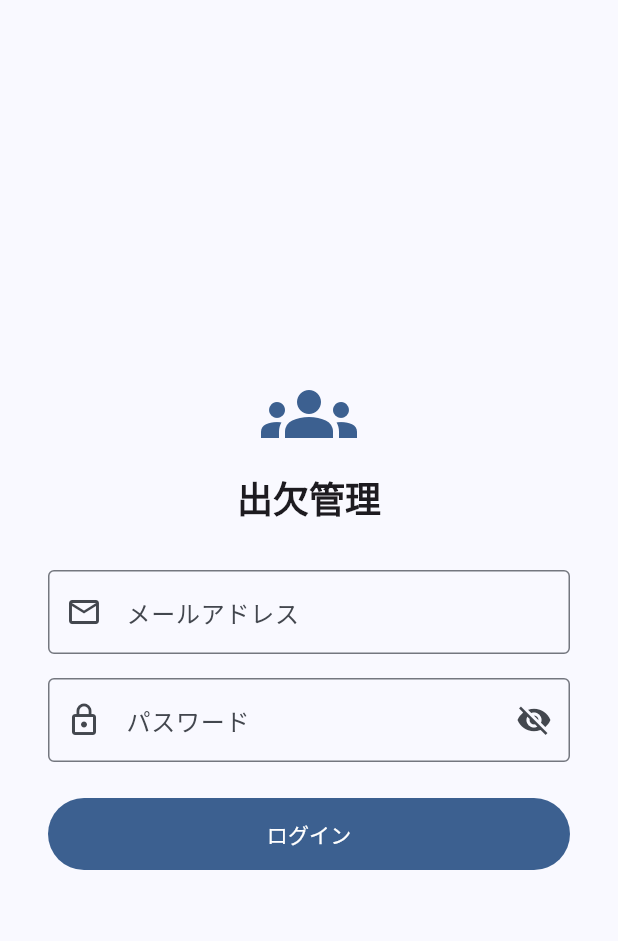
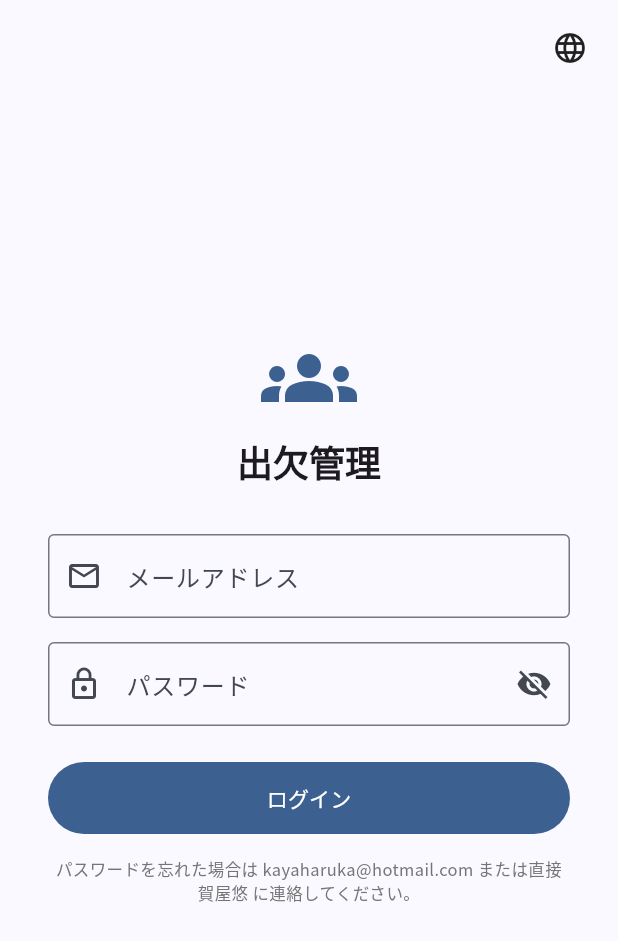
Before and after one commit to Haruka-Kaya/attendance-app, a Flutter app: the screen it shows after launch, on a phone screen of 412 x 824 dp. Shown: the top 941 px of the screen. Run offline on Flutter 3.47's test engine with Material 3 defaults, Android fonts, the phone set to English and light mode, and no system bars; our stand-ins replace dio, flutter_secure_storage, google_fonts, open_filex, package_info_plus, shared_preferences and 1 more; accounts and stored records are empty; network calls fail.

Commit message:
feat: OTA via dio+open_filex, language toggle (ja/en), イベント→活動, v1.1.0

```diff
--- a/lib/main.dart
+++ b/lib/main.dart
@@ -7,6 +7,7 @@ import 'providers/auth_provider.dart';
 import 'providers/event_provider.dart';
 import 'providers/attendance_provider.dart';
 import 'providers/theme_provider.dart';
+import 'providers/language_provider.dart';
 import 'screens/login_screen.dart';
 import 'screens/main_screen.dart';
 import 'screens/change_password_screen.dart';
@@ -27,6 +28,7 @@ class AttendanceApp extends StatelessWidget {
     return MultiProvider(
       providers: [
         ChangeNotifierProvider(create: (_) => ThemeProvider()),
+        ChangeNotifierProvider(create: (_) => LanguageProvider()),
         ChangeNotifierProvider(create: (_) => AuthProvider()..init()),
         ChangeNotifierProvider(create: (_) => EventProvider()),
         ChangeNotifierProvider(create: (_) => AttendanceProvider()),
--- /dev/null
+++ b/lib/providers/language_provider.dart
@@ -0,0 +1,37 @@
+import 'package:flutter/material.dart';
+import 'package:provider/provider.dart';
+import 'package:shared_preferences/shared_preferences.dart';
+import '../services/i18n.dart';
+
+/// 現在の言語を保持し、t(key) で翻訳文字列を返す。
+class LanguageProvider extends ChangeNotifier {
+  String _lang = 'ja';
+  String get lang => _lang;
+
+  LanguageProvider() {
+    _load();
+  }
+
+  Future<void> _load() async {
+    final prefs = await SharedPreferences.getInstance();
+    _lang = prefs.getString('lang') ?? 'ja';
+    notifyListeners();
+  }
+
+  Future<void> setLang(String lang) async {
+    if (lang != 'ja' && lang != 'en') return;
+    _lang = lang;
+    notifyListeners();
+    final prefs = await SharedPreferences.getInstance();
+    await prefs.setString('lang', lang);
+  }
+
+  /// 翻訳を取得。キーが存在しない場合はキー文字列をそのまま返す（フォールバック）。
+  String t(String key) =>
+      kTranslations[_lang]?[key] ?? kTranslations['ja']?[key] ?? key;
+}
+
+/// `context.t('key')` で短く呼べる拡張。watch 自動。
+extension LangContext on BuildContext {
+  String t(String key) => watch<LanguageProvider>().t(key);
+}
--- a/lib/screens/admin/attendance_admin_screen.dart
+++ b/lib/screens/admin/attendance_admin_screen.dart
@@ -152,7 +152,7 @@ class _AttendanceAdminScreenState extends State<AttendanceAdminScreen>
             child: _loading
                 ? const Center(child: CircularProgressIndicator())
                 : events.isEmpty
-                    ? const Center(child: Text('この日のイベントはありません'))
+                    ? const Center(child: Text('この日の活動はありません'))
                     : users.isEmpty
                         ? const Center(child: Text('ユーザーがいません'))
                         : _buildTable(users, events),
--- a/lib/screens/admin/events_admin_screen.dart
+++ b/lib/screens/admin/events_admin_screen.dart
@@ -37,7 +37,7 @@ class _EventsAdminScreenState extends State<EventsAdminScreen>
           : RefreshIndicator(
               onRefresh: () => prov.loadAll(),
               child: prov.all.isEmpty
-                  ? const Center(child: Text('イベントがありません'))
+                  ? const Center(child: Text('活動がありません'))
                   : ListView.builder(
                       padding: const EdgeInsets.only(bottom: 80),
                       itemCount: prov.all.length,
@@ -196,7 +196,7 @@ class _EventFormState extends State<_EventForm> {
           mainAxisSize: MainAxisSize.min,
           crossAxisAlignment: CrossAxisAlignment.stretch,
           children: [
-            Text(widget.event == null ? 'イベント追加' : 'イベント編集',
+            Text(widget.event == null ? '活動追加' : '活動編集',
                 style: const TextStyle(
                     fontWeight: FontWeight.bold, fontSize: 16)),
             const SizedBox(height: 12),
--- a/lib/screens/admin/stats_admin_screen.dart
+++ b/lib/screens/admin/stats_admin_screen.dart
@@ -69,7 +69,7 @@ class _StatsAdminScreenState extends State<StatsAdminScreen>
                           child: Row(
                             mainAxisAlignment: MainAxisAlignment.spaceAround,
                             children: [
-                              _HeaderStat('総イベント', '$total'),
+                              _HeaderStat('総活動', '$total'),
                               _HeaderStat('参加者数', '${users.length}'),
                               _HeaderStat(
                                 '平均出席率',
--- a/lib/screens/admin/templates_admin_screen.dart
+++ b/lib/screens/admin/templates_admin_screen.dart
@@ -48,7 +48,7 @@ class _TemplatesAdminScreenState extends State<TemplatesAdminScreen>
         children: [
           FloatingActionButton.small(
             heroTag: 'generate',
-            tooltip: 'イベント生成',
+            tooltip: '活動生成',
             onPressed: () => _showGenerateDialog(context),
             child: const Icon(Icons.auto_awesome),
           ),
@@ -197,7 +197,7 @@ class _GenerateDialogState extends State<_GenerateDialog> {
       if (mounted) {
         Navigator.pop(context);
         ScaffoldMessenger.of(context).showSnackBar(
-            SnackBar(content: Text('$count 件のイベントを生成しました')));
+            SnackBar(content: Text('$count 件の活動を生成しました')));
       }
     } catch (e) {
       if (mounted) {
@@ -212,7 +212,7 @@ class _GenerateDialogState extends State<_GenerateDialog> {
   @override
   Widget build(BuildContext context) {
     return AlertDialog(
-      title: const Text('イベント一括生成'),
+      title: const Text('活動一括生成'),
       content: Column(
         mainAxisSize: MainAxisSize.min,
         children: [
@@ -383,7 +383,7 @@ class _TemplateFormState extends State<_TemplateForm> {
               value: _isAuto,
               onChanged: (v) => setState(() => _isAuto = v),
               title: const Text('自動生成ON', style: TextStyle(fontSize: 13)),
-              subtitle: const Text('ダッシュボード表示時に自動でイベントを作成',
+              subtitle: const Text('ダッシュボード表示時に自動で活動を作成',
                   style: TextStyle(fontSize: 11)),
               contentPadding: EdgeInsets.zero,
             ),
--- a/lib/screens/calendar_screen.dart
+++ b/lib/screens/calendar_screen.dart
@@ -87,7 +87,7 @@ class _CalendarScreenState extends State<CalendarScreen>
             child: eventProv.loading
                 ? const Center(child: CircularProgressIndicator())
                 : dayEvents.isEmpty
-                    ? const Center(child: Text('この日のイベントはありません'))
+                    ? const Center(child: Text('この日の活動はありません'))
                     : ListView.builder(
                         padding: const EdgeInsets.only(top: 4, bottom: 12),
                         itemCount: dayEvents.length,
--- a/lib/screens/dashboard_screen.dart
+++ b/lib/screens/dashboard_screen.dart
@@ -153,7 +153,7 @@ class _DashboardScreenState extends State<DashboardScreen>
             ],
 
             // upcoming events
-            Text('直近のイベント',
+            Text('直近の活動',
                 style: theme.textTheme.titleSmall
                     ?.copyWith(fontWeight: FontWeight.bold)),
             const SizedBox(height: 4),
@@ -165,7 +165,7 @@ class _DashboardScreenState extends State<DashboardScreen>
             else if (eventProv.upcoming.isEmpty)
               const Padding(
                 padding: EdgeInsets.all(24),
-                child: Center(child: Text('予定されているイベントはありません')),
+                child: Center(child: Text('予定されている活動はありません')),
               )
             else
               ...eventProv.upcoming.map((e) => EventCard(
--- a/lib/screens/login_screen.dart
+++ b/lib/screens/login_screen.dart
@@ -1,6 +1,7 @@
 import 'package:flutter/material.dart';
 import 'package:provider/provider.dart';
 import '../providers/auth_provider.dart';
+import '../providers/language_provider.dart';
 
 class LoginScreen extends StatefulWidget {
   const LoginScreen({super.key});
@@ -37,9 +38,31 @@ class _LoginScreenState extends State<LoginScreen> {
 
   @override
   Widget build(BuildContext context) {
-    final loading = context.watch<AuthProvider>().loading;
+    final auth    = context.watch<AuthProvider>();
+    final loading = auth.loading;
+    final lang    = context.watch<LanguageProvider>();
     return Scaffold(
-      body: Center(
+      body: SafeArea(
+        child: Stack(
+          children: [
+            // 言語トグル (右上)
+            Align(
+              alignment: Alignment.topRight,
+              child: Padding(
+                padding: const EdgeInsets.all(8),
+                child: PopupMenuButton<String>(
+                  icon: const Icon(Icons.language),
+                  tooltip: lang.t('prof.language'),
+                  initialValue: lang.lang,
+                  onSelected: (v) => lang.setLang(v),
+                  itemBuilder: (_) => [
+                    PopupMenuItem(value: 'ja', child: Text(lang.t('prof.language_ja'))),
+                    PopupMenuItem(value: 'en', child: Text(lang.t('prof.language_en'))),
+                  ],
+                ),
+              ),
+            ),
+            Center(
               child: SingleChildScrollView(
                 padding: const EdgeInsets.all(32),
                 child: ConstrainedBox(
@@ -52,27 +75,27 @@ class _LoginScreenState extends State<LoginScreen> {
                         Icon(Icons.groups, size: 64,
                             color: Theme.of(context).colorScheme.primary),
                         const SizedBox(height: 8),
-                  Text('出欠管理',
+                        Text(lang.t('app_title'),
                             style: Theme.of(context).textTheme.headlineSmall
                                 ?.copyWith(fontWeight: FontWeight.bold)),
                         const SizedBox(height: 32),
                         TextFormField(
                           controller: _emailCtl,
                           keyboardType: TextInputType.emailAddress,
-                    decoration: const InputDecoration(
-                      labelText: 'メールアドレス',
-                      prefixIcon: Icon(Icons.email_outlined),
-                      border: OutlineInputBorder(),
+                          decoration: InputDecoration(
+                            labelText: lang.t('auth.email'),
+                            prefixIcon: const Icon(Icons.email_outlined),
+                            border: const OutlineInputBorder(),
                           ),
                           validator: (v) =>
-                        (v == null || v.isEmpty) ? '入力してください' : null,
+                              (v == null || v.isEmpty) ? lang.t('common.required') : null,
                         ),
                         const SizedBox(height: 16),
                         TextFormField(
                           controller: _passCtl,
                           obscureText: _obscure,
                           decoration: InputDecoration(
-                      labelText: 'パスワード',
+                            labelText: lang.t('auth.password'),
                             prefixIcon: const Icon(Icons.lock_outline),
                             border: const OutlineInputBorder(),
                             suffixIcon: IconButton(
@@ -82,7 +105,7 @@ class _LoginScreenState extends State<LoginScreen> {
                             ),
                           ),
                           validator: (v) =>
-                        (v == null || v.isEmpty) ? '入力してください' : null,
+                              (v == null || v.isEmpty) ? lang.t('common.required') : null,
                           onFieldSubmitted: (_) => _submit(),
                         ),
                         const SizedBox(height: 24),
@@ -96,8 +119,14 @@ class _LoginScreenState extends State<LoginScreen> {
                                     width: 20, height: 20,
                                     child: CircularProgressIndicator(
                                         strokeWidth: 2, color: Colors.white))
-                          : const Text('ログイン'),
+                                : Text(lang.t('auth.login')),
                           ),
+                        ),
+                        const SizedBox(height: 16),
+                        Text(
+                          lang.t('auth.forgot_pw'),
+                          textAlign: TextAlign.center,
+                          style: TextStyle(fontSize: 11, color: Colors.grey.shade600),
                         ),
                       ],
                     ),
@@ -105,6 +134,9 @@ class _LoginScreenState extends State<LoginScreen> {
                 ),
               ),
             ),
+          ],
+        ),
+      ),
     );
   }
 }
--- /dev/null
+++ b/lib/services/i18n.dart
@@ -0,0 +1,161 @@
+/// シンプルな2言語(ja/en)翻訳テーブル。
+/// 追加する場合は両方の言語に同じキーを追加してください。
+library;
+
+const Map<String, Map<String, String>> kTranslations = {
+  'ja': {
+    'app_title':           '出欠管理',
+
+    // ── 共通 ───────────────────────────────
+    'common.save':         '保存',
+    'common.cancel':       'キャンセル',
+    'common.delete':       '削除',
+    'common.edit':         '編集',
+    'common.add':          '追加',
+    'common.update':       '更新',
+    'common.confirm':      '確認',
+    'common.refresh':      '再読み込み',
+    'common.required':     '入力してください',
+    'common.error':        'エラー',
+    'common.loading':      '読み込み中...',
+    'common.no_data':      'データがありません',
+
+    // ── ステータス ─────────────────────────
+    'status.present':      '出席',
+    'status.absent':       '欠席',
+    'status.partial':      '部分参加',
+
+    // ── 認証 ───────────────────────────────
+    'auth.login':          'ログイン',
+    'auth.logout':         'ログアウト',
+    'auth.email':          'メールアドレス',
+    'auth.password':       'パスワード',
+    'auth.password_new':   '新しいパスワード',
+    'auth.password_cur':   '現在のパスワード',
+    'auth.password_conf':  '新しいパスワード（確認）',
+    'auth.password_change':'パスワード変更',
+    'auth.logout_confirm': 'ログアウトしますか？',
+    'auth.login_failed':   'ログインに失敗しました',
+    'auth.forgot_pw':      'パスワードを忘れた場合は kayaharuka@hotmail.com または直接 賀屋悠 に連絡してください。',
+
+    // ── ナビゲーション ─────────────────────
+    'nav.home':            'ホーム',
+    'nav.calendar':        'カレンダー',
+    'nav.my_attendance':   '出欠記録',
+    'nav.admin':           '管理',
+    'nav.profile':         'プロフィール',
+
+    // ── ダッシュボード ─────────────────────
+    'dash.attendance_rate':'出席率',
+    'dash.recent_events':  '直近の活動',
+    'dash.no_events':      '予定されている活動はありません',
+    'dash.total':          '合計',
+
+    // ── 活動 ───────────────────────────────
+    'event.title':         'タイトル',
+    'event.description':   '説明 (任意)',
+    'event.date':          '日付',
+    'event.start_time':    '開始時刻',
+    'event.end_time':      '終了時刻',
+    'event.add':           '活動追加',
+    'event.edit':          '活動編集',
+    'event.no_event_day':  'この日の活動はありません',
+    'event.delete_confirm':'を削除しますか？',
+
+    // ── 出欠登録 ───────────────────────────
+    'att.register':        '出欠登録',
+    'att.comment':         'コメント (任意)',
+    'att.saved':           '保存しました',
+
+    // ── プロフィール ───────────────────────
+    'prof.theme':          'テーマ',
+    'prof.theme_system':   'システム',
+    'prof.theme_light':    'ライト',
+    'prof.theme_dark':     'ダーク',
+    'prof.language':       '言語',
+    'prof.language_ja':    '日本語',
+    'prof.language_en':    'English',
+
+    // ── アップデート ───────────────────────
+    'update.available':    '新しいバージョンが利用可能',
+    'update.required':     '必須アップデート',
+    'update.now':          '今すぐ更新',
+    'update.later':        '後で',
+    'update.notes':        '変更内容',
+    'update.downloading':  'ダウンロード中',
+    'update.installing':   'インストール画面を開いています...',
+  },
+  'en': {
+    'app_title':           'Attendance',
+
+    'common.save':         'Save',
+    'common.cancel':       'Cancel',
+    'common.delete':       'Delete',
+    'common.edit':         'Edit',
+    'common.add':          'Add',
+    'common.update':       'Update',
+    'common.confirm':      'Confirm',
+    'common.refresh':      'Refresh',
+    'common.required':     'Required',
+    'common.error':        'Error',
+    'common.loading':      'Loading...',
+    'common.no_data':      'No data',
+
+    'status.present':      'Present',
+    'status.absent':       'Absent',
+    'status.partial':      'Partial',
+
+    'auth.login':          'Log in',
+    'auth.logout':         'Log out',
+    'auth.email':          'Email',
+    'auth.password':       'Password',
+    'auth.password_new':   'New password',
+    'auth.password_cur':   'Current password',
+    'auth.password_conf':  'Confirm new password',
+    'auth.password_change':'Change password',
+    'auth.logout_confirm': 'Log out?',
+    'auth.login_failed':   'Login failed',
+    'auth.forgot_pw':      'Forgot your password? Email kayaharuka@hotmail.com or contact 賀屋悠 directly.',
+
+    'nav.home':            'Home',
+    'nav.calendar':        'Calendar',
+    'nav.my_attendance':   'My Attendance',
+    'nav.admin':           'Admin',
+    'nav.profile':         'Profile',
+
+    'dash.attendance_rate':'Attendance Rate',
+    'dash.recent_events':  'Upcoming Activities',
+    'dash.no_events':      'No upcoming activities',
+    'dash.total':          'Total',
+
+    'event.title':         'Title',
+    'event.description':   'Description (optional)',
+    'event.date':          'Date',
+    'event.start_time':    'Start time',
+    'event.end_time':      'End time',
+    'event.add':           'Add activity',
+    'event.edit':          'Edit activity',
+    'event.no_event_day':  'No activities on this day',
+    'event.delete_confirm':' will be deleted. Continue?',
+
+    'att.register':        'Register attendance',
+    'att.comment':         'Comment (optional)',
+    'att.saved':           'Saved',
+
+    'prof.theme':          'Theme',
+    'prof.theme_system':   'System',
+    'prof.theme_light':    'Light',
+    'prof.theme_dark':     'Dark',
+    'prof.language':       'Language',
+    'prof.language_ja':    '日本語',
+    'prof.language_en':    'English',
+
+    'update.available':    'Update available',
+    'update.required':     'Update required',
+    'update.now':          'Update now',
+    'update.later':        'Later',
+    'update.notes':        'Release notes',
+    'update.downloading':  'Downloading',
+    'update.installing':   'Opening installer...',
+  },
+};
--- a/pubspec.yaml
+++ b/pubspec.yaml
@@ -36,7 +36,8 @@ dependencies:
 
   # OTA アップデート
   package_info_plus: ^8.0.0
-  ota_update: ^6.0.0
+  path_provider: ^2.1.0
+  open_filex: ^4.5.0
 
 dev_dependencies:
   flutter_test:
```
Also changed, not shown: lib/screens/main_screen.dart (+23 -21 lines), lib/screens/profile_screen.dart (+33 -15 lines), lib/screens/update_screen.dart (+15 -22 lines), lib/services/update_service.dart (+78 -8 lines), pubspec.lock, 1 other file. Lines whose indentation alone changed are shown as unchanged.
